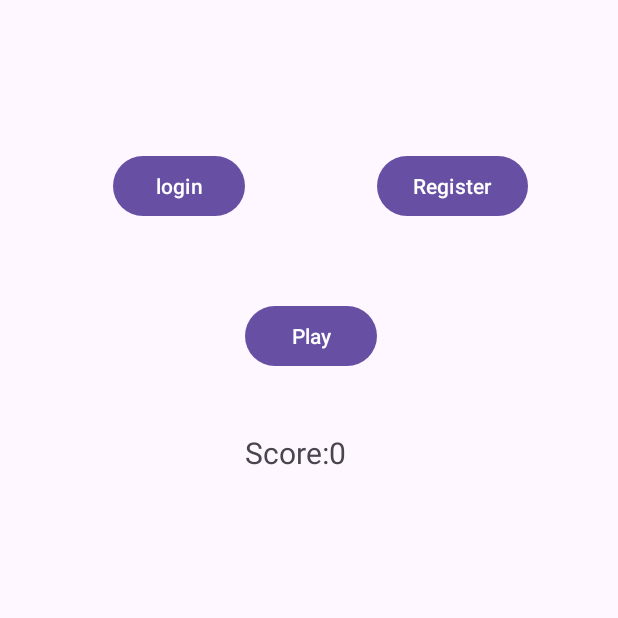
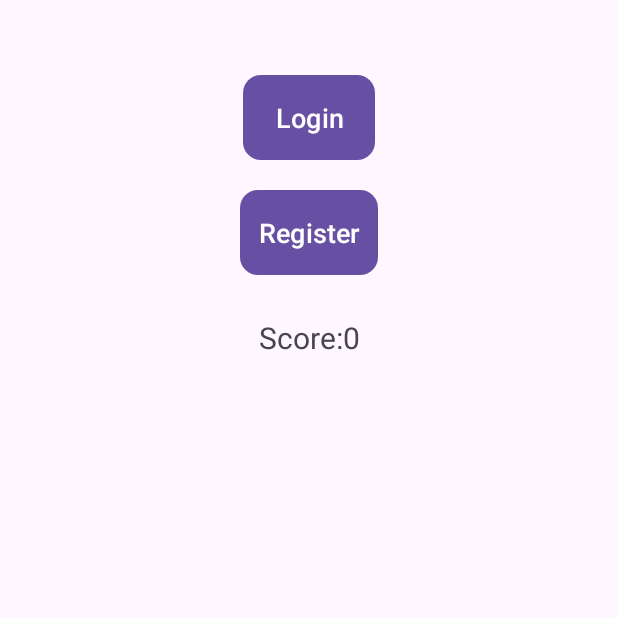
Before and after one commit to Pringnos/bricks, an Android app: the screen it shows after launch (MainActivity), on a phone screen of 412 x 824 dp, the top half of it. Run offline under Robolectric (Android 15) with nearby library versions, the phone set to English and light mode, and no system bars; our stand-ins replace Firebase (no records; nobody signed in at launch, a user with empty details on screens opened directly).

Commit message:
some small ui changes to main

```diff
--- a/app/src/main/java/com/example/firebase/Register.java
+++ b/app/src/main/java/com/example/firebase/Register.java
@@ -85,9 +85,9 @@ public class Register extends AppCompatActivity implements View.OnClickListener
                                 FirebaseUser user = mAuth.getCurrentUser();
                                 updateUI(user);
                             } else {
-                                // If sign in fails, display a message to the user.
-                                Toast.makeText(Register.this, "Authentication failed.",
-                                        Toast.LENGTH_SHORT).show();
+                                String errorMessage = task.getException() != null ? task.getException().getMessage() : "Unknown error";
+                                Log.e("Register", "Authentication failed: " + errorMessage);
+                                Toast.makeText(Register.this, "Authentication failed: " + errorMessage, Toast.LENGTH_SHORT).show();
                                 updateUI(null);
                             }
                         }
--- /dev/null
+++ b/app/src/main/res/drawable/button_background.xml
@@ -0,0 +1,5 @@
+<shape xmlns:android="http://schemas.android.com/apk/res/android">
+    <solid android:color="@color/teal_200" />
+    <corners android:radius="12dp" />
+    <padding android:left="10dp" android:top="10dp" android:right="10dp" android:bottom="10dp" />
+</shape>
--- a/app/src/main/res/layout/activity_main.xml
+++ b/app/src/main/res/layout/activity_main.xml
@@ -1,54 +1,68 @@
 <?xml version="1.0" encoding="utf-8"?>
-<androidx.appcompat.widget.LinearLayoutCompat xmlns:android="http://schemas.android.com/apk/res/android"
+<androidx.constraintlayout.widget.ConstraintLayout
+    xmlns:android="http://schemas.android.com/apk/res/android"
     xmlns:app="http://schemas.android.com/apk/res-auto"
     xmlns:tools="http://schemas.android.com/tools"
     android:id="@+id/main"
     android:layout_width="match_parent"
     android:layout_height="match_parent"
-    tools:context=".MainActivity"
-    android:orientation="horizontal">
+    android:padding="16dp"
+    tools:context=".MainActivity">
 
+    <!-- Login Button -->
     <Button
         android:id="@+id/LB"
         android:layout_width="wrap_content"
         android:layout_height="wrap_content"
-        android:gravity="center"
-        android:text="login"
-        android:layout_marginTop="100dp"
-        android:layout_marginStart="75dp"
-        />
-    <LinearLayout
-        android:layout_width="wrap_content"
-        android:layout_height="match_parent"
-        android:orientation="vertical">
-        <Button
-            android:layout_width="wrap_content"
-            android:layout_height="wrap_content"
-            android:text="Play"
-            android:layout_marginTop="200dp"
-            android:id="@+id/PB"
-            android:layout_marginBottom="40dp"/>
-        <TextView
-            android:layout_width="match_parent"
-            android:layout_height="wrap_content"
-            android:text="Score:"
-            android:id="@+id/ST"
-            android:textSize="20sp"
-            />
-    </LinearLayout>
+        android:text="Login"
+        android:textSize="18sp"
+        android:background="@drawable/button_background"
+        android:padding="12dp"
+        app:layout_constraintTop_toTopOf="parent"
+        app:layout_constraintStart_toStartOf="parent"
+        app:layout_constraintEnd_toEndOf="parent"
+        android:layout_marginTop="50dp" />
 
+    <!-- Register Button -->
     <Button
         android:id="@+id/RB"
         android:layout_width="wrap_content"
         android:layout_height="wrap_content"
-        android:gravity="center"
         android:text="Register"
-        android:layout_marginTop="100dp"
-        />
+        android:textSize="18sp"
+        android:background="@drawable/button_background"
+        android:padding="12dp"
+        app:layout_constraintTop_toBottomOf="@id/LB"
+        app:layout_constraintStart_toStartOf="parent"
+        app:layout_constraintEnd_toEndOf="parent"
+        android:layout_marginTop="20dp" />
 
+    <!-- Play Button -->
+    <Button
+        android:id="@+id/PB"
+        android:layout_width="wrap_content"
+        android:layout_height="wrap_content"
+        android:text="Play"
+        android:textSize="18sp"
+        android:background="@drawable/button_background"
+        android:padding="12dp"
+        android:visibility="gone"
+        app:layout_constraintTop_toBottomOf="@id/RB"
+        app:layout_constraintStart_toStartOf="parent"
+        app:layout_constraintEnd_toEndOf="parent"
+        android:layout_marginTop="20dp" />
 
+    <!-- Score Text -->
+    <TextView
+        android:id="@+id/ST"
+        android:layout_width="wrap_content"
+        android:layout_height="wrap_content"
+        android:text="Score:"
+        android:textSize="20sp"
+        android:padding="8dp"
+        app:layout_constraintTop_toBottomOf="@id/PB"
+        app:layout_constraintStart_toStartOf="parent"
+        app:layout_constraintEnd_toEndOf="parent"
+        android:layout_marginTop="20dp" />
 
-
-
-
-</androidx.appcompat.widget.LinearLayoutCompat>
+</androidx.constraintlayout.widget.ConstraintLayout>
--- a/gradle.properties
+++ b/gradle.properties
@@ -6,6 +6,7 @@
 # http://www.gradle.org/docs/current/userguide/build_environment.html
 # Specifies the JVM arguments used for the daemon process.
 # The setting is particularly useful for tweaking memory settings.
+org.gradle.java.home=/opt/homebrew/opt/openjdk@17/libexec/openjdk.jdk/Contents/Home
 org.gradle.jvmargs=-Xmx2048m -Dfile.encoding=UTF-8
 # When configured, Gradle will run in incubating parallel mode.
 # This option should only be used with decoupled projects. For more details, visit
```
Also changed, not shown: app/build.gradle.kts (+14 -2 lines), app/src/main/java/com/example/firebase/MainActivity.java (+5 -10 lines), app/src/main/res/values/colors.xml (+19 -0 lines), app/src/main/res/values/styles.xml (added, +43 -0 lines), gradle/libs.versions.toml (+4 -4 lines), app/src/main/res/font/roboto_bold.ttf (added), app/src/main/res/font/roboto_regular.ttf (added).
